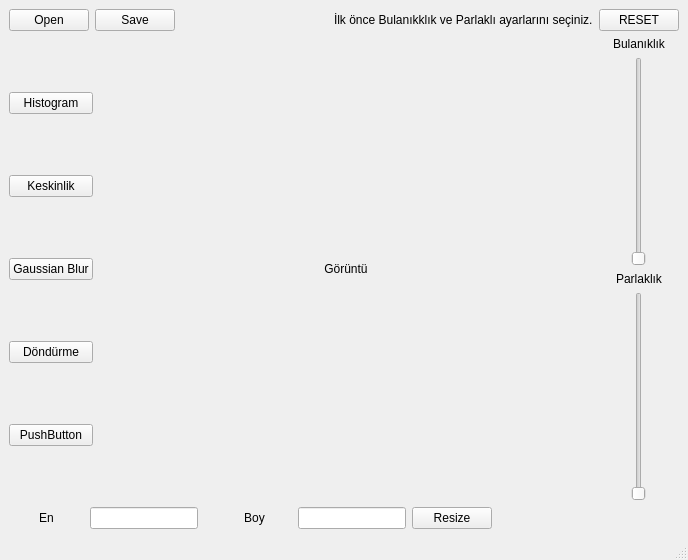
The window that process.ui (Ugur0855/Image_Proccessing_2020) describes before a commit, drawn with Qt 5.
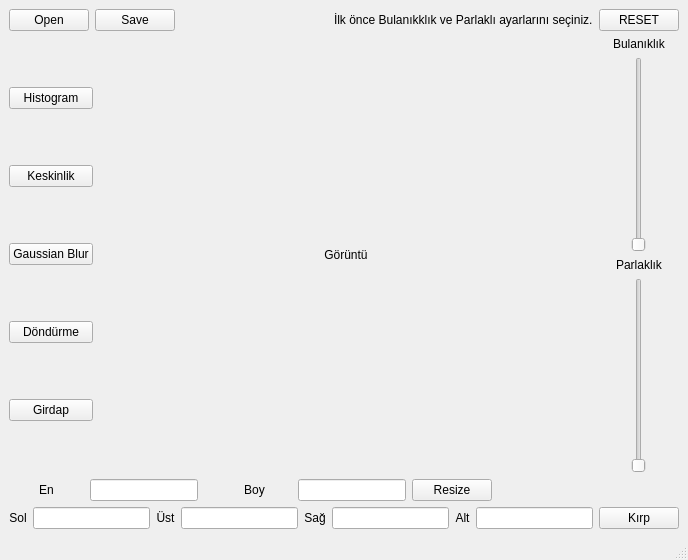
The same window after the commit.

```diff
--- a/process.ui
+++ b/process.ui
@@ -10,9 +10,21 @@
     <height>560</height>
    </rect>
   </property>
+  <property name="maximumSize">
+   <size>
+    <width>16777215</width>
+    <height>16777215</height>
+   </size>
+  </property>
   <property name="windowTitle">
    <string>MainWindow</string>
   </property>
+  <property name="iconSize">
+   <size>
+    <width>24</width>
+    <height>24</height>
+   </size>
+  </property>
   <widget class="QWidget" name="centralwidget">
    <layout class="QGridLayout" name="gridLayout">
     <item row="0" column="0" colspan="2">
@@ -126,7 +138,7 @@
          </size>
         </property>
         <property name="text">
-         <string>PushButton</string>
+         <string>Girdap</string>
         </property>
        </widget>
       </item>
@@ -350,6 +362,69 @@
       </item>
      </layout>
     </item>
+    <item row="3" column="0" colspan="3">
+     <layout class="QHBoxLayout" name="horizontalLayout_5">
+      <item>
+       <widget class="QLabel" name="label_7">
+        <property name="text">
+         <string>Sol</string>
+        </property>
+        <property name="alignment">
+         <set>Qt::AlignCenter</set>
+        </property>
+       </widget>
+      </item>
+      <item>
+       <widget class="QLineEdit" name="lineEdit"/>
+      </item>
+      <item>
+       <widget class="QLabel" name="label_8">
+        <property name="text">
+         <string>Üst</string>
+        </property>
+        <property name="alignment">
+         <set>Qt::AlignCenter</set>
+        </property>
+       </widget>
+      </item>
+      <item>
+       <widget class="QLineEdit" name="lineEdit_2"/>
+      </item>
+      <item>
+       <widget class="QLabel" name="label_9">
+        <property name="text">
+         <string>Sağ</string>
+        </property>
+        <property name="alignment">
+         <set>Qt::AlignCenter</set>
+        </property>
+       </widget>
+      </item>
+      <item>
+       <widget class="QLineEdit" name="lineEdit_3"/>
+      </item>
+      <item>
+       <widget class="QLabel" name="label_10">
+        <property name="text">
+         <string>Alt</string>
+        </property>
+        <property name="alignment">
+         <set>Qt::AlignCenter</set>
+        </property>
+       </widget>
+      </item>
+      <item>
+       <widget class="QLineEdit" name="lineEdit_4"/>
+      </item>
+      <item>
+       <widget class="QPushButton" name="kirpButton">
+        <property name="text">
+         <string>Kırp</string>
+        </property>
+       </widget>
+      </item>
+     </layout>
+    </item>
    </layout>
   </widget>
   <widget class="QStatusBar" name="statusbar"/>
```
Left out of the diff: 84 changed lines with no effect on the pictures.
